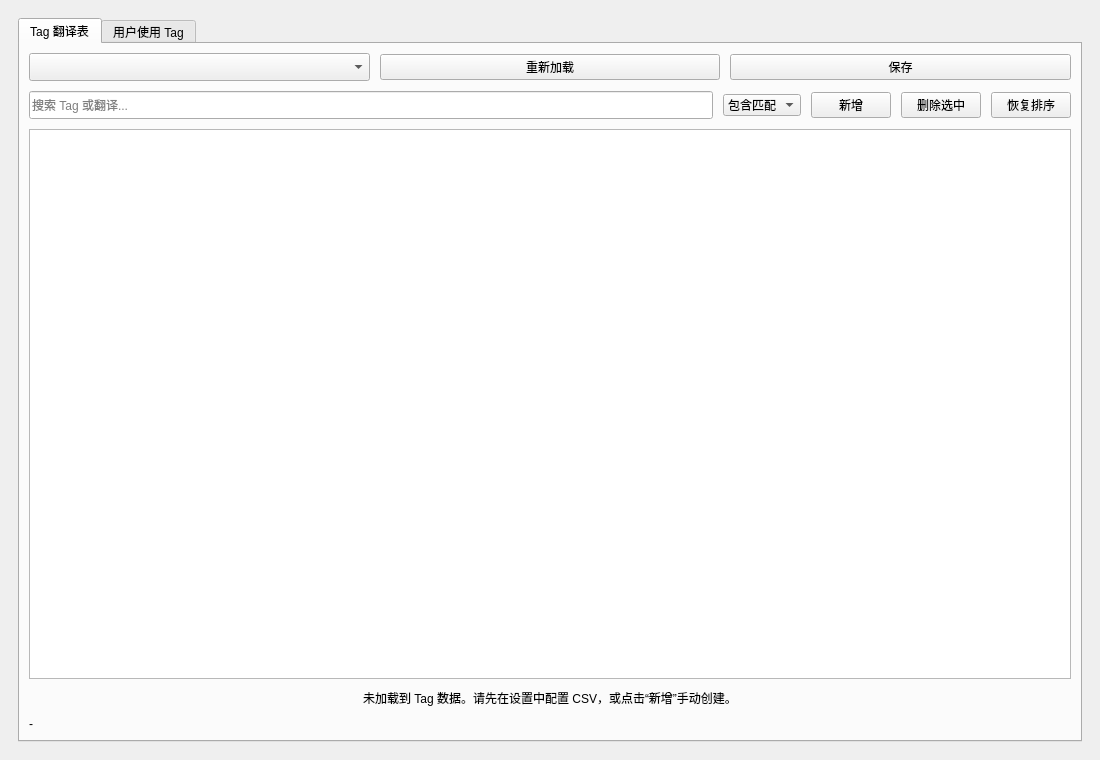
This is tools/tagbrowserwidget.ui in hanbinhsh/SD-LoRA-Manager as Qt 5 draws it before an edit. The edited form follows.
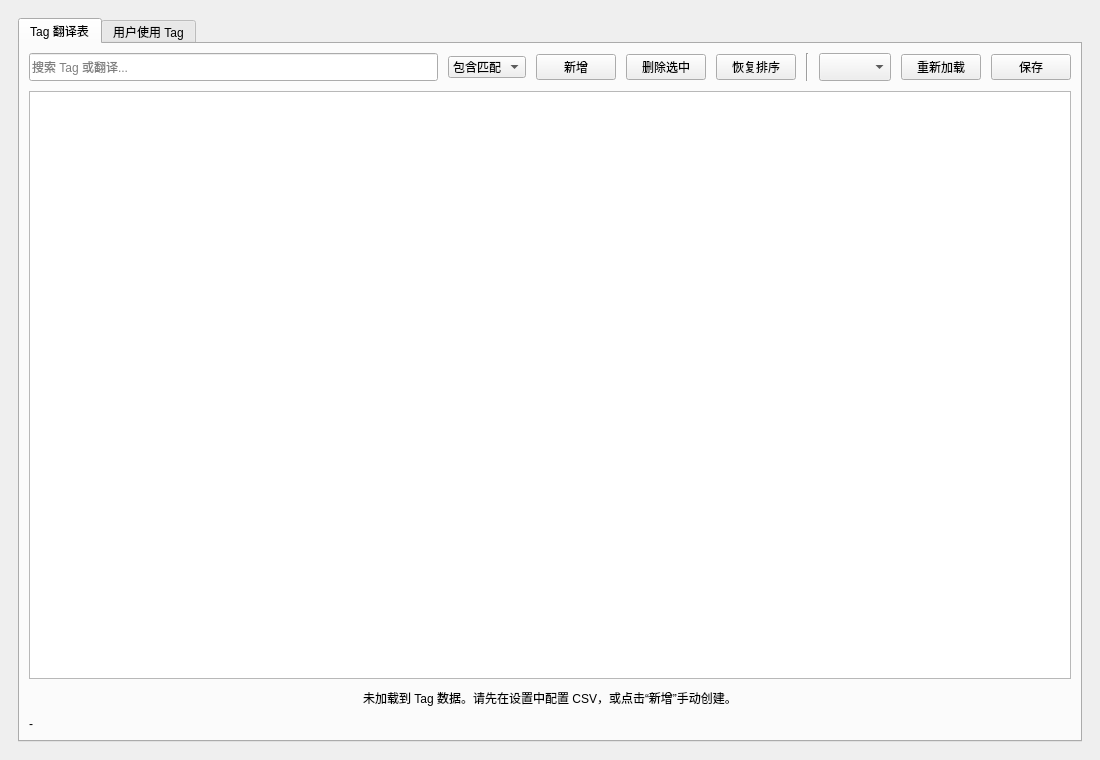
This is the edited form.

```diff
--- a/tools/tagbrowserwidget.ui
+++ b/tools/tagbrowserwidget.ui
@@ -39,37 +39,6 @@
        <property name="spacing">
         <number>10</number>
        </property>
-       <item>
-        <layout class="QHBoxLayout" name="horizontalLayoutTop">
-         <item>
-          <widget class="QComboBox" name="comboTranslationSource">
-           <property name="minimumSize">
-            <size>
-             <width>0</width>
-             <height>28</height>
-            </size>
-           </property>
-           <property name="toolTip">
-            <string>词表路径与启用状态请在设置页管理</string>
-           </property>
-          </widget>
-         </item>
-         <item>
-          <widget class="QPushButton" name="btnReload">
-           <property name="text">
-            <string>重新加载</string>
-           </property>
-          </widget>
-         </item>
-         <item>
-          <widget class="QPushButton" name="btnSave">
-           <property name="text">
-            <string>保存</string>
-           </property>
-          </widget>
-         </item>
-        </layout>
-       </item>
        <item>
         <layout class="QHBoxLayout" name="horizontalLayoutFilter">
          <item>
@@ -128,6 +97,40 @@
            </property>
           </widget>
          </item>
+         <item>
+          <widget class="Line" name="line">
+           <property name="orientation">
+            <enum>Qt::Orientation::Vertical</enum>
+           </property>
+          </widget>
+         </item>
+         <item>
+          <widget class="QComboBox" name="comboTranslationSource">
+           <property name="minimumSize">
+            <size>
+             <width>0</width>
+             <height>28</height>
+            </size>
+           </property>
+           <property name="toolTip">
+            <string>词表路径与启用状态请在设置页管理</string>
+           </property>
+          </widget>
+         </item>
+         <item>
+          <widget class="QPushButton" name="btnReload">
+           <property name="text">
+            <string>重新加载</string>
+           </property>
+          </widget>
+         </item>
+         <item>
+          <widget class="QPushButton" name="btnSave">
+           <property name="text">
+            <string>保存</string>
+           </property>
+          </widget>
+         </item>
         </layout>
        </item>
        <item>
```
